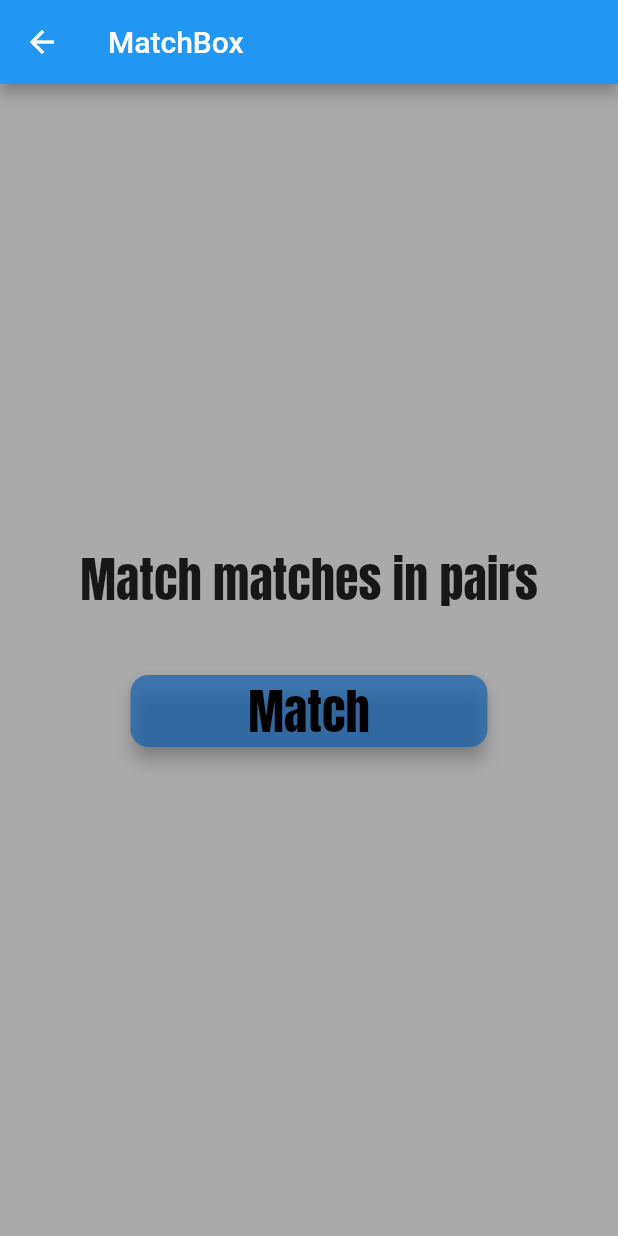
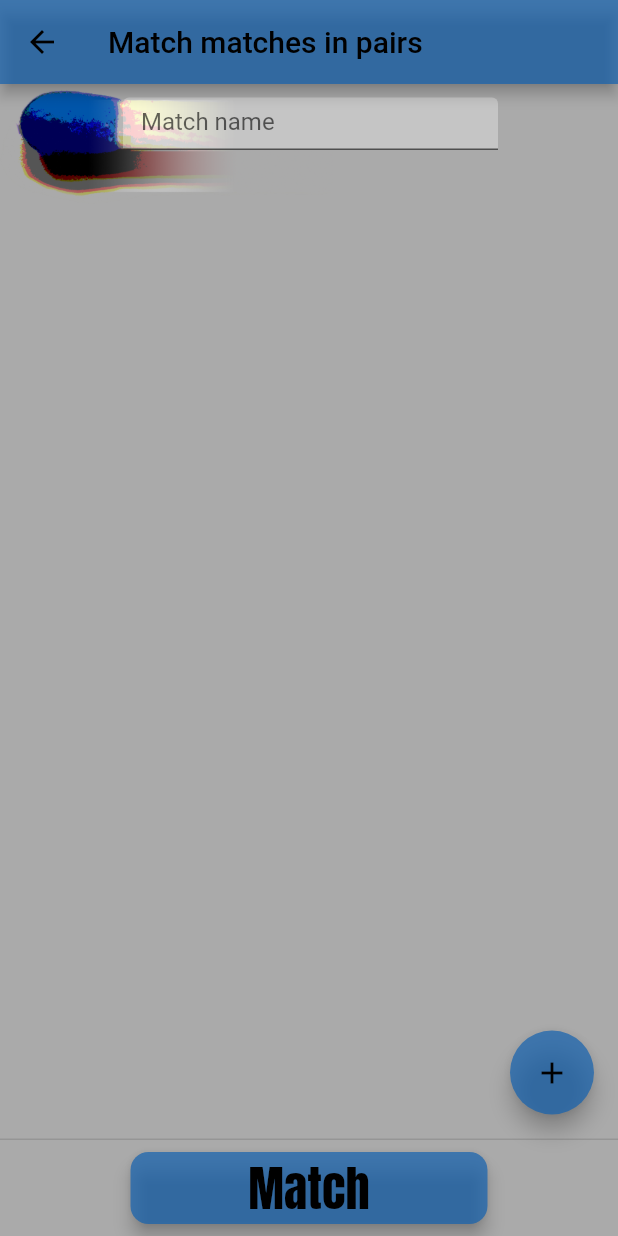
Before and after one commit to nowickikrzysztof/matchbox, a Flutter app: the GetStartedPage screen opened directly, after a tap on "Match matches in pairs", on a phone screen of 412 x 824 dp. Run offline on Flutter 3.47's test engine with Material 2 defaults, Android fonts, the phone set to English and light mode, and no system bars; our stand-ins replace bloc, flutter_bloc, google_fonts.

Commit message:
Implement BLoC in pairspage

```diff
--- a/lib/app/getstarted/get_started.dart
+++ b/lib/app/getstarted/get_started.dart
@@ -1,7 +1,9 @@
 import 'package:flutter/material.dart';
 import 'package:flutter/services.dart';
 import 'package:google_fonts/google_fonts.dart';
+import 'package:matchbox/app/eachmatch/eachmatch_page.dart';
 import 'package:matchbox/app/pairspage/pairs_page.dart';
+import 'package:matchbox/app/pairspage/cubit/pairspage_cubit.dart';
 
 class GetStartedPage extends StatelessWidget {
   const GetStartedPage({
@@ -13,8 +15,9 @@ class GetStartedPage extends StatelessWidget {
     return Scaffold(
       backgroundColor: Colors.white,
       appBar: AppBar(
-        title: const Text('MatchBox'),
-      ),
+          title: const Text('MatchBox'),
+          foregroundColor: Colors.black,
+          backgroundColor: const Color.fromARGB(178, 18, 97, 176)),
       body: Container(
         constraints: const BoxConstraints.expand(),
         decoration: const BoxDecoration(
@@ -40,7 +43,7 @@ class GetStartedPage extends StatelessWidget {
                   ),
                   onPressed: () {
                     Navigator.of(context).push(MaterialPageRoute(
-                      builder: (_) => const PairsPage(),
+                      builder: (_) => PairsPage(pairsCubit: PairspageCubit()),
                     ));
                   },
                   child: Text(
@@ -62,7 +65,11 @@ class GetStartedPage extends StatelessWidget {
                     ),
                     elevation: 5.0,
                   ),
-                  onPressed: () {},
+                  onPressed: () {
+                    Navigator.of(context).push(MaterialPageRoute(
+                      builder: (_) => const EachMatchPage(),
+                    ));
+                  },
                   child: Text(
                     'Match each match a match',
                     style: GoogleFonts.anton(fontSize: 32),
--- a/lib/app/homepage/home_page.dart
+++ b/lib/app/homepage/home_page.dart
@@ -11,9 +11,6 @@ class HomePage extends StatelessWidget {
   @override
   Widget build(BuildContext context) {
     return Scaffold(
-      appBar: AppBar(
-        title: const Text('MatchBox'),
-      ),
       backgroundColor: const Color.fromARGB(255, 170, 170, 170),
       body: Center(
         child: Column(
--- a/lib/app/matchwidget/match_widget.dart
+++ b/lib/app/matchwidget/match_widget.dart
@@ -1,25 +1,46 @@
 import 'package:flutter/material.dart';
 
 class MatchWidget extends StatelessWidget {
-  const MatchWidget(
-    this.title, {
+  final TextEditingController nameController;
+  final VoidCallback onNameSubmitted;
+
+  const MatchWidget({
     Key? key,
+    required this.nameController,
+    required this.onNameSubmitted,
   }) : super(key: key);
-
-  final String title;
 
   @override
   Widget build(BuildContext context) {
-    return Container(
-      constraints: const BoxConstraints.expand(),
-      decoration: const BoxDecoration(
-        image: DecorationImage(
-          image: AssetImage("images/bluematch.png"),
-        ),
+    return SizedBox(
+      height: 80,
+      child: Stack(
+        children: [
+          Image.asset(
+            'images/bluematch.png',
+            fit: BoxFit.contain,
+          ),
+          Positioned(
+            left: 82,
+            top: 9,
+            child: SizedBox(
+              height: 35,
+              width: 250,
+              child: TextField(
+                controller: nameController,
+                decoration: const InputDecoration(
+                  hintText: 'Match name',
+                  fillColor: Color.fromARGB(82, 255, 255, 255),
+                  filled: true,
+                ),
+                onSubmitted: (_) {
+                  onNameSubmitted();
+                },
+              ),
+            ),
+          ),
+        ],
       ),
-      padding: const EdgeInsets.all(20),
-      margin: const EdgeInsets.all(10),
-      child: Text(title),
     );
   }
 }
--- /dev/null
+++ b/lib/app/pairspage/cubit/pairspage_cubit.dart
@@ -0,0 +1,20 @@
+import 'package:bloc/bloc.dart';
+import 'package:flutter/material.dart';
+
+part 'pairspage_state.dart';
+
+class PairspageCubit extends Cubit<PairspageState> {
+  PairspageCubit() : super(const PairspageState([]));
+
+  void addName(String name) {
+    final currentState = state;
+    if (!currentState.names.contains(name)) {
+      emit(currentState.copyWith(names: [...currentState.names, name]));
+    }
+  }
+
+  void removeName(String name) {
+    final currentState = state;
+    emit(currentState.copyWith(names: [...currentState.names]..remove(name)));
+  }
+}
--- /dev/null
+++ b/lib/app/pairspage/cubit/pairspage_state.dart
@@ -0,0 +1,12 @@
+part of 'pairspage_cubit.dart';
+
+@immutable
+class PairspageState {
+  final List<String> names;
+
+  const PairspageState(this.names);
+
+  PairspageState copyWith({List<String>? names}) {
+    return PairspageState(names ?? this.names);
+  }
+}
--- a/lib/app/pairspage/pairs_page.dart
+++ b/lib/app/pairspage/pairs_page.dart
@@ -1,31 +1,66 @@
 import 'package:flutter/material.dart';
+import 'package:flutter_bloc/flutter_bloc.dart';
 import 'package:google_fonts/google_fonts.dart';
-import 'package:matchbox/app/getstarted/get_started.dart';
+import 'package:matchbox/app/pairspage/pairsresult_page.dart';
+import 'package:matchbox/app/matchwidget/match_widget.dart';
+import 'package:matchbox/app/pairspage/cubit/pairspage_cubit.dart';
 
 class PairsPage extends StatelessWidget {
-  const PairsPage({
-    Key? key,
-  }) : super(key: key);
+  final PairspageCubit pairsCubit;
+
+  const PairsPage({Key? key, required this.pairsCubit}) : super(key: key);
 
   @override
   Widget build(BuildContext context) {
+    final TextEditingController nameController = TextEditingController();
+
+    void addMatchWidget() {
+      final name = nameController.text;
+      if (name.isNotEmpty) {
+        pairsCubit.addName(name);
+        nameController.clear();
+      }
+    }
+
+    return BlocBuilder<PairspageCubit, PairspageState>(
+      bloc: pairsCubit,
+      builder: (context, state) {
         return Scaffold(
           appBar: AppBar(
-        title: const Text('MatchBox'),
+            title: const Text('Match matches in pairs'),
+            foregroundColor: Colors.black,
+            backgroundColor: const Color.fromARGB(178, 18, 97, 176),
           ),
           backgroundColor: const Color.fromARGB(255, 170, 170, 170),
-      body: Center(
-        child: Column(
-          mainAxisAlignment: MainAxisAlignment.center,
+          floatingActionButton: FloatingActionButton(
+            foregroundColor: Colors.black,
+            backgroundColor: const Color.fromARGB(178, 18, 97, 176),
+            onPressed: addMatchWidget,
+            child: const Icon(Icons.add),
+          ),
+          body: ListView(
             children: [
-            Text(
-              'Match matches in pairs',
-              style: GoogleFonts.anton(fontSize: 32),
-              textAlign: TextAlign.center,
+              for (final name in state.names)
+                Dismissible(
+                  key: Key(name),
+                  onDismissed: (direction) {
+                    pairsCubit.removeName(name);
+                  },
+                  child: MatchWidget(
+                    nameController: TextEditingController(text: name),
+                    onNameSubmitted: addMatchWidget,
                   ),
-            const SizedBox(height: 20),
-            const SizedBox(height: 20),
-            SizedBox(
+                ),
+              MatchWidget(
+                nameController: nameController,
+                onNameSubmitted: addMatchWidget,
+              ),
+            ],
+          ),
+          persistentFooterButtons: [
+            Align(
+              alignment: Alignment.center,
+              child: SizedBox(
                 width: 238,
                 child: ElevatedButton(
                   style: ElevatedButton.styleFrom(
@@ -37,9 +72,17 @@ class PairsPage extends StatelessWidget {
                     elevation: 5.0,
                   ),
                   onPressed: () {
-                  Navigator.of(context).push(MaterialPageRoute(
-                    builder: (_) => const GetStartedPage(),
-                  ));
+                    if (nameController.text.isNotEmpty &&
+                        !state.names.contains(nameController.text)) {
+                      addMatchWidget();
+                    }
+                    Navigator.of(context).push(
+                      MaterialPageRoute(
+                        builder: (_) => PairsResultPage(
+                          names: state.names,
+                        ),
+                      ),
+                    );
                   },
                   child: Text(
                     'Match',
@@ -47,10 +90,10 @@ class PairsPage extends StatelessWidget {
                   ),
                 ),
               ),
-            const SizedBox(height: 20),
+            ),
           ],
-        ),
-      ),
+        );
+      },
     );
   }
 }
--- a/pubspec.yaml
+++ b/pubspec.yaml
@@ -36,7 +36,10 @@ dependencies:
   # The following adds the Cupertino Icons font to your application.
   # Use with the CupertinoIcons class for iOS style icons.
   cupertino_icons: ^1.0.2
-  google_fonts: ^3.0.1
+  google_fonts: ^5.1.0
+  bloc: ^8.1.2
+  flutter_bloc: ^8.1.3
+  flutter_meta_sdk: ^1.0.2
 
 dev_dependencies:
   flutter_test:
```
Also changed, not shown: lib/app/eachmatch/eachmatch_page.dart (added, +76 -0 lines), lib/app/eachmatch/eachmatchresult_page.dart (added, +48 -0 lines), lib/app/pairspage/pairsresult_page.dart (added, +51 -0 lines), lib/main.dart (+2 -6 lines), pubspec.lock, 2 other files. Lines whose indentation alone changed are shown as unchanged.
